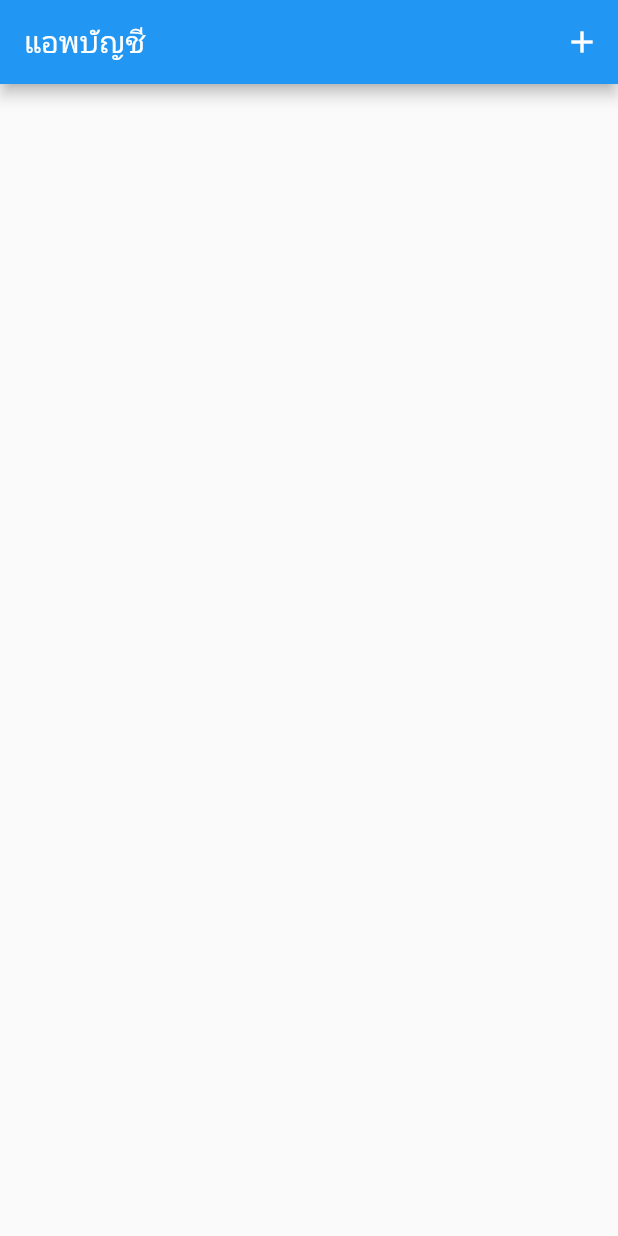
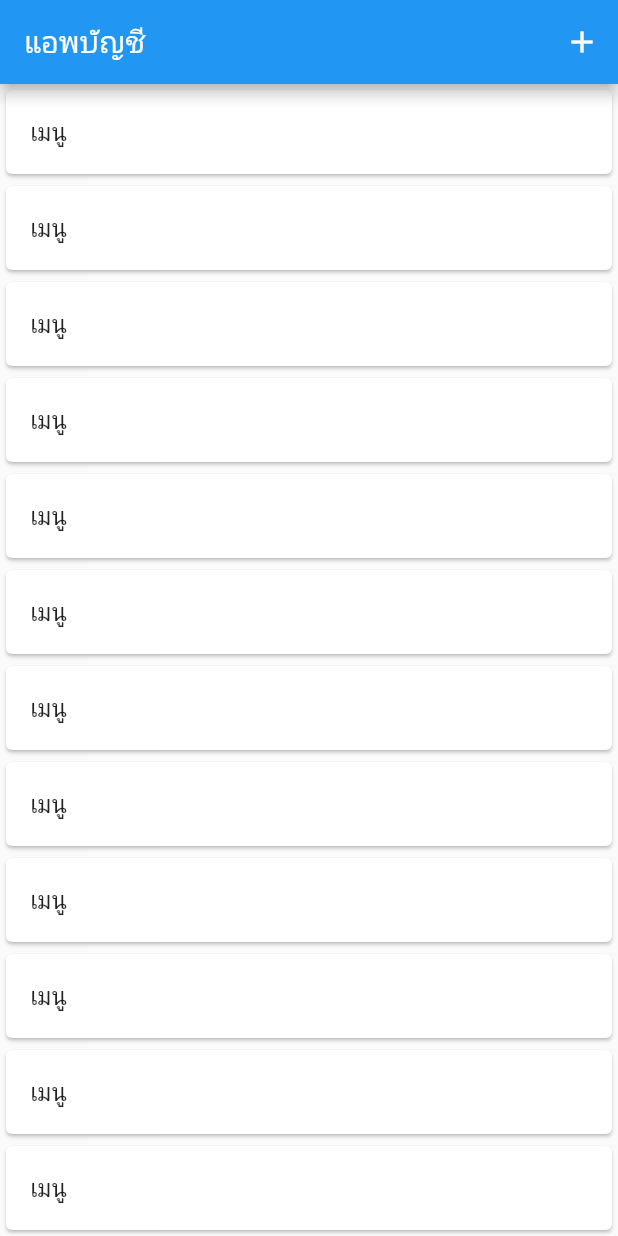
Before and after one commit to Nuuteen/Lab5, a Flutter app: the screen it shows after launch, on a phone screen of 412 x 824 dp. Run offline on Flutter 3.47's test engine with Material 2 defaults, Android fonts, the phone set to English and light mode, and no system bars.

Commit message:
Lab5-6
Card widget 1

```diff
--- a/flutter_application_1/lib/main.dart
+++ b/flutter_application_1/lib/main.dart
@@ -44,6 +44,12 @@ class _MyHomePageState extends State<MyHomePage> {
                 icon: Icon(Icons.add))
           ],
         ),
-        body: Container());
+        body: ListView.builder(itemBuilder: (context, int index) {
+          return Card(
+            child: ListTile(
+              title: Text("เมนู"),
+            ),
+          );
+        }));
   }
 }
```
